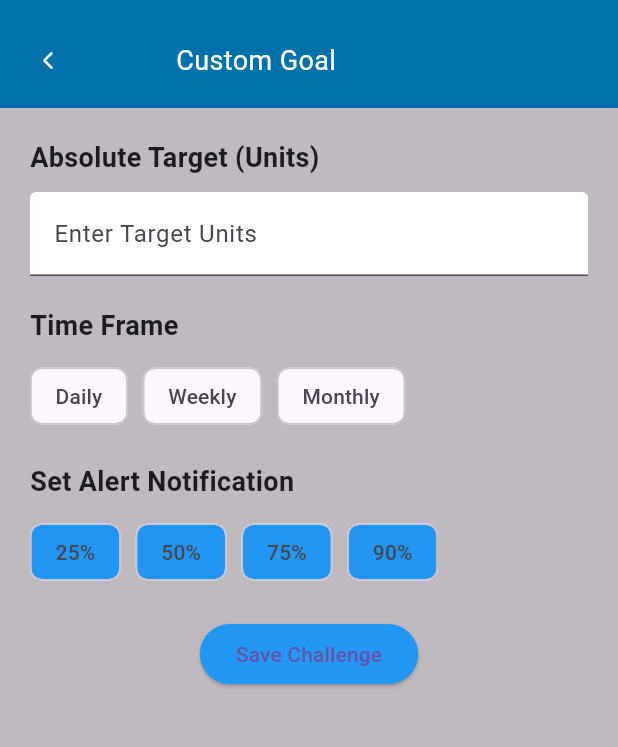
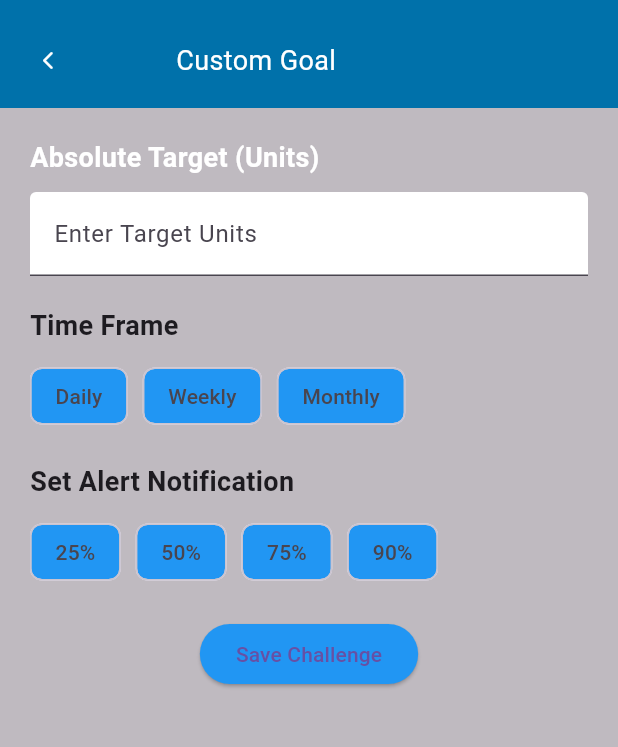
Before and after one commit to RidmaPalansuriya/Current-Energyeffix-App, a Flutter app: the ChallengeCreationPage screen opened directly, on a phone screen of 412 x 824 dp, the part 72-819 px from its top. Run offline on Flutter 3.47's test engine with Material 3 defaults, Android fonts, the phone set to English and light mode, and no system bars; our stand-ins replace carousel_slider, curved_navigation_bar, lottie; accounts and stored records are empty; Roboto replaces fonts that are missing (Days One).

Commit message:
Custom Goal Changed

```diff
--- a/lib/CustomGoal.dart
+++ b/lib/CustomGoal.dart
@@ -20,11 +20,12 @@ class ChallengeCreationPage extends StatefulWidget {
   _ChallengeCreationPageState createState() => _ChallengeCreationPageState();
 }
 
-class _ChallengeCreationPageState extends State<ChallengeCreationPage> {
-  late int _targetUnit;
+  class _ChallengeCreationPageState extends State<ChallengeCreationPage> {
+  late int _targetUnit = 0; // Initialize with a default value
   String _goalPeriod = '';
   String _selectedAlertPercentage = '';
   final List<String> alertPercentageOptions = ['25%', '50%', '75%', '90%'];
+
 
   @override
   Widget build(BuildContext context) {
@@ -46,6 +47,7 @@ class _ChallengeCreationPageState extends State<ChallengeCreationPage> {
                   style: TextStyle(
                     fontSize: 18.0,
                     fontWeight: FontWeight.bold,
+                    color: Colors.white,
                   ),
                 ),
                 SizedBox(height: 10.0),
@@ -75,6 +77,8 @@ class _ChallengeCreationPageState extends State<ChallengeCreationPage> {
                   spacing: 10.0,
                   children: [
                     ChoiceChip(
+                      backgroundColor: Colors.blue,
+                      selectedColor: Colors.red,
                       label: Text('Daily'),
                       selected: _goalPeriod == 'Daily',
                       onSelected: (selected) {
@@ -84,6 +88,8 @@ class _ChallengeCreationPageState extends State<ChallengeCreationPage> {
                       },
                     ),
                     ChoiceChip(
+                      backgroundColor: Colors.blue,
+                      selectedColor: Colors.red,
                       label: Text('Weekly'),
                       selected: _goalPeriod == 'Weekly',
                       onSelected: (selected) {
@@ -93,6 +99,8 @@ class _ChallengeCreationPageState extends State<ChallengeCreationPage> {
                       },
                     ),
                     ChoiceChip(
+                      backgroundColor: Colors.blue,
+                      selectedColor: Colors.red,
                       label: Text('Monthly'),
                       selected: _goalPeriod == 'Monthly',
                       onSelected: (selected) {
@@ -118,6 +126,8 @@ class _ChallengeCreationPageState extends State<ChallengeCreationPage> {
                     return ChoiceChip(
                       label: Text(option),
                       backgroundColor: Colors.blue,
+                      selectedColor: Colors.red, // Setting the border color
+                      //borderWidth: 1,
                       selected: _selectedAlertPercentage == option,
                       onSelected: (selected) {
                         setState(() {
--- a/lib/Home.dart
+++ b/lib/Home.dart
@@ -1,3 +1,5 @@
+import 'package:energyeffix_app/Devices.dart';
+import 'package:energyeffix_app/ManualEntry.dart';
 import 'package:energyeffix_app/home.dart';
 import 'package:flutter/material.dart';
 import 'package:carousel_slider/carousel_slider.dart';
@@ -166,12 +168,12 @@ class Home extends StatelessWidget {
                       buildButton(
                         context,
                         'Add Device',
-                        LeaderboardPage(),
+                        Devices(),
                       ),
                       buildButton(
                         context,
                         'Manual Input',
-                        MyRewardsPage(),
+                        ManualEntry(),
                       ),
                     ]),
                   ],
```
